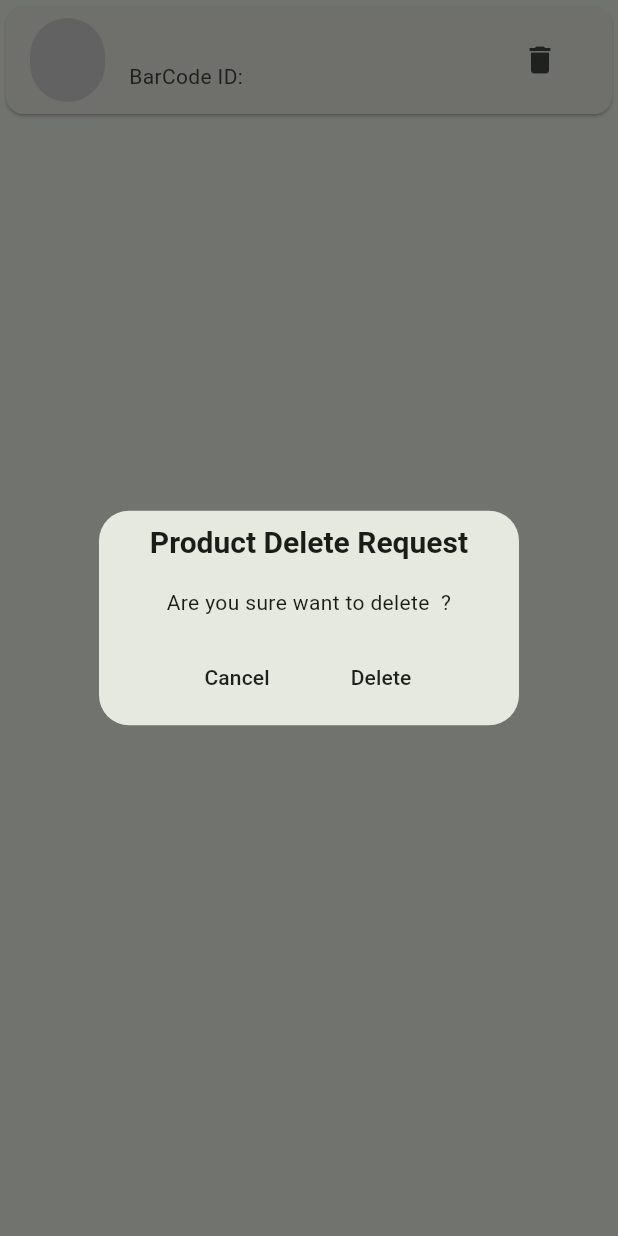
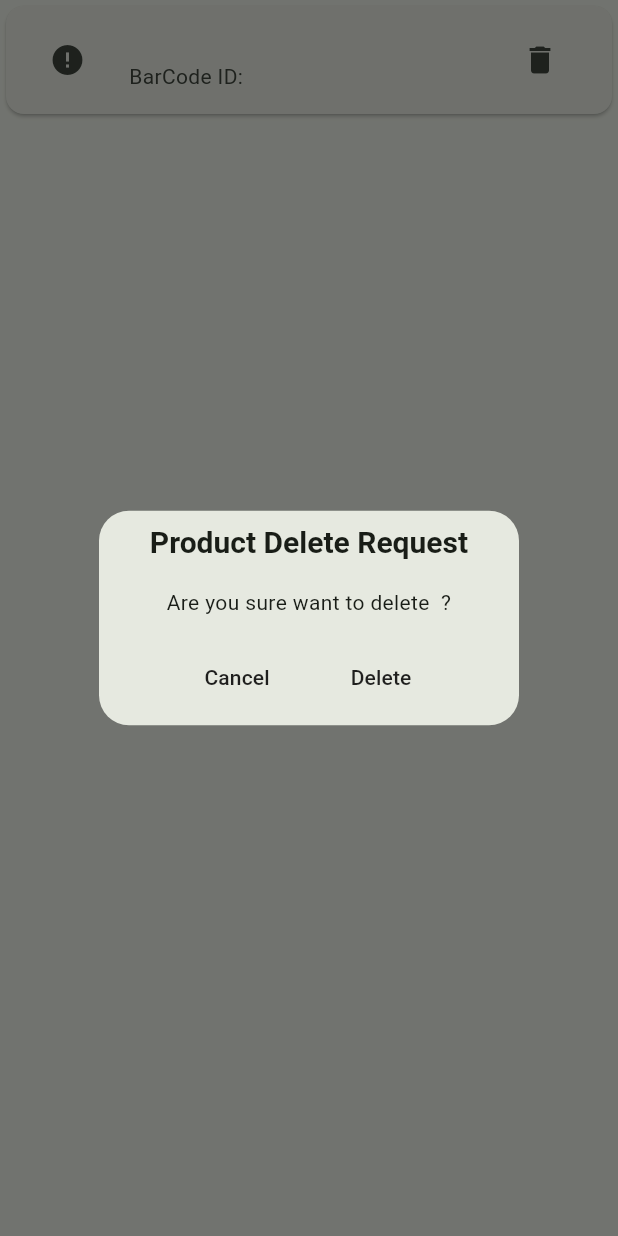
Before and after one commit to wantedbear007/Compass, a Flutter app: the SmallProductCard widget shown alone on an empty page, opened directly with empty values, after a tap on the "delete" icon, on a phone screen of 412 x 824 dp. Run offline on Flutter 3.47's test engine with Material 3 defaults, Android fonts, the phone set to English and light mode, and no system bars; drawn by our look-alikes of cached_network_image; our stand-ins replace flutter_form_builder, flutter_svg, get, loading_animation_widget, numberpicker, shared_preferences; missing offline and left inert: simple_barcode_scanner; accounts and stored records are empty; network calls fail.

Commit message:
fixed userlogin problem, minor fixes.

```diff
--- a/lib/bindings/parent_binder.dart
+++ b/lib/bindings/parent_binder.dart
@@ -17,9 +17,9 @@ class ParentBinding extends Bindings {
     Get.lazyPut<LoginScreenController>(() => LoginScreenController());
     //
     // Get.lazyPut<LandingController>(() => LandingController());
-    Get.lazyPut<RegisteredProductsController>(
-        () => RegisteredProductsController());
-    Get.lazyPut<ExpiringController>(() => ExpiringController());
+    // Get.lazyPut<RegisteredProductsController>(
+    //     () => RegisteredProductsController());
+    // Get.lazyPut<ExpiringController>(() => ExpiringController());
     // Get.lazyPut<RegisterProductController>(() => RegisterProductController());
     // // Get.lazyPut<HomeScreenController>(() => HomeScreenController());
     // Get.lazyPut<VerifyProductController>(() => VerifyProductController());
--- a/lib/main.dart
+++ b/lib/main.dart
@@ -64,6 +64,7 @@ class _HomeState extends State<Home> {
     return GetMaterialApp(
       // routes: routes,
       initialRoute: "/",
+
       getPages: [
         GetPage(name: "/", page: () => const LandingScreen()),
         GetPage(name: "/register", page: () => const RegisterProduct()),
--- a/lib/screens/expired/expired_screen.dart
+++ b/lib/screens/expired/expired_screen.dart
@@ -4,6 +4,7 @@ import 'package:compass/utils/constants.dart';
 import 'package:compass/widgets/compass_sliver_appbar.dart';
 import 'package:compass/widgets/loading_home.dart';
 import 'package:compass/widgets/loading_widget.dart';
+import 'package:compass/widgets/product_card.dart';
 import 'package:compass/widgets/products_container.dart';
 import 'package:compass/widgets/server_error_widget.dart';
 import 'package:flutter/material.dart';
@@ -63,7 +64,7 @@ class _ExpiredProductScreenState extends State<ExpiredProductScreen> {
                     delegate: SliverChildBuilderDelegate(
                   (BuildContext context, int index) {
                     final product = snapshot.data![index];
-                    return ProductContainer(productData: product);
+                    return ProductCard(productModel: product);
                   },
                   childCount: snapshot.data?.length,
                 ));
--- a/lib/widgets/small_product_card.dart
+++ b/lib/widgets/small_product_card.dart
@@ -1,5 +1,4 @@
 import 'package:cached_network_image/cached_network_image.dart';
-import 'package:compass/screens/search/search_screen_controller.dart';
 import 'package:compass/utils/central_controller.dart';
 import 'package:flutter/material.dart';
 import 'package:get/get.dart';
@@ -19,16 +18,16 @@ class SmallProductCard extends StatelessWidget {
 
   @override
   Widget build(BuildContext context) {
-    final CentralController _centralController = Get.put(CentralController());
+    final CentralController centralController = Get.put(CentralController());
     // SearchScreenController _searchScreenController =
     //     Get.put(SearchScreenController());
 
     return Card(
       child: ListTile(
         trailing: IconButton(
-          icon: Icon(Icons.delete),
+          icon: const Icon(Icons.delete),
           onPressed: () {
-            _centralController.deleteDialog(productId, productName);
+            centralController.deleteDialog(productId, productName);
             // _searchScreenController.deleteProductFromList(productId);
             // _searchScreenController.searchProducts();
           },
@@ -38,6 +37,9 @@ class SmallProductCard extends StatelessWidget {
             child: CachedNetworkImage(
               imageUrl: imageUrl,
               width: 50,
+              errorWidget: (context, url, error) => const Icon(Icons.error),
+              progressIndicatorBuilder: (context, url, progress) =>
+                  const CircularProgressIndicator(),
             )),
         title: Text(
           productName,
```
Also changed, not shown: lib/screens/expiringProducts/expiring_product_screen.dart (+2 -16 lines), lib/screens/home/home_screen.dart (+43 -16 lines), lib/screens/login/login_screen_controller.dart (+5 -5 lines), lib/screens/registeredProducts/registered_products_screen.dart (+7 -21 lines).
